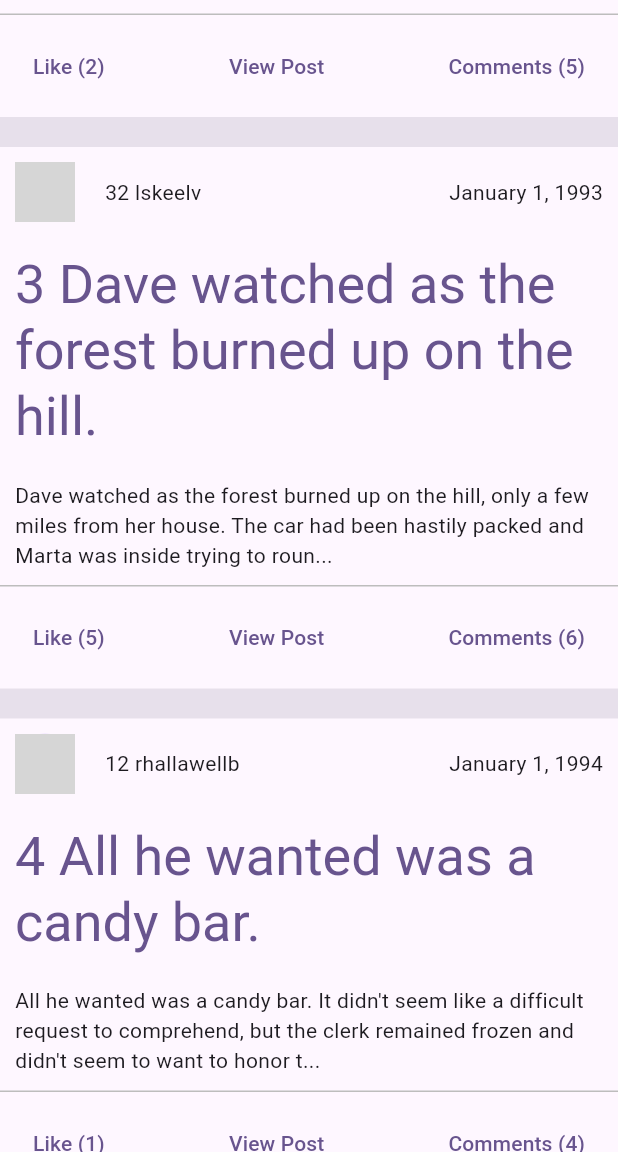
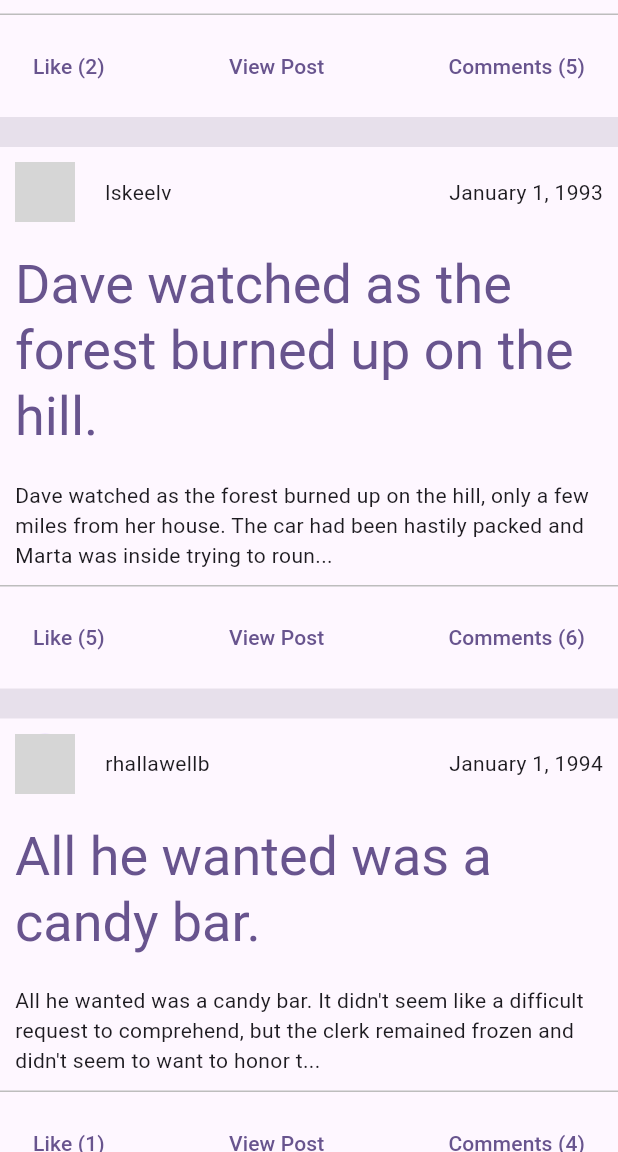
Before and after one commit to ButlerFuqua/flutter_post_feed, a Flutter app: the screen it shows after launch, scrolled down 576 dp, on a phone screen of 412 x 824 dp, the part 84-1236 px from its top. Run offline on Flutter 3.47's test engine with Material 2 defaults, Android fonts, the phone set to English and light mode, and no system bars; network calls fail; grey boxes are pictures that could not be loaded.

Commit message:
Add comment screen and post_title widget

```diff
--- a/lib/clients/post_client.dart
+++ b/lib/clients/post_client.dart
@@ -55,6 +55,10 @@ class PostClient {
     return posts;
   }
 
+  static Post getPostById(int postId) {
+    return getPosts().firstWhere((post) => post.id == postId);
+  }
+
   static List<Post> sortPosts(List<Post> unsortedPosts, var sortBy) {
     if (sortBy == SortPostsBy.none) {
       return unsortedPosts;
--- a/lib/main.dart
+++ b/lib/main.dart
@@ -28,11 +28,11 @@ class MyApp extends StatelessWidget {
         colorScheme: ColorScheme.fromSeed(seedColor: Colors.deepPurple),
         useMaterial3: true,
       ),
-      // home: const MyHomePage(title: 'Flutter Demo Home Page'),
-      initialRoute: PostFeed.routeName,
-      routes: <String, WidgetBuilder>{
-        PostFeed.routeName: (_) => const PostFeed()
-      },
+      home: const PostFeed(),
+      // initialRoute: PostFeed.routeName,
+      // routes: <String, WidgetBuilder>{
+      //   PostFeed.routeName: (_) => const PostFeed()
+      // },
     );
   }
 }
--- a/lib/widgets/comments/comment_button.dart
+++ b/lib/widgets/comments/comment_button.dart
@@ -1,11 +1,13 @@
 import 'package:flutter/material.dart';
 import 'package:flutter_post_feed/models/user_model.dart';
+import 'package:flutter_post_feed/screens/post_read.dart';
 import 'package:provider/provider.dart';
 
 class CommentButton extends StatelessWidget {
-  const CommentButton({super.key, this.commentIds});
+  const CommentButton({super.key, this.commentIds, this.postId});
 
   final commentIds;
+  final postId;
 
   @override
   Widget build(BuildContext context) {
@@ -17,8 +19,18 @@ class CommentButton extends StatelessWidget {
           : Theme.of(context).colorScheme.primary;
     }
 
+    void handlePressed() {
+      Navigator.of(context).push(
+        MaterialPageRoute(
+          builder: (context) => PostRead(
+            postId: postId,
+          ),
+        ),
+      );
+    }
+
     return TextButton(
-        onPressed: () {},
+        onPressed: handlePressed,
         child: Text(
           'Comments (${commentIds.length})',
           style: TextStyle(
--- /dev/null
+++ b/lib/widgets/common/post_title.dart
@@ -0,0 +1,20 @@
+import 'package:flutter/material.dart';
+
+class PostTitle extends StatelessWidget {
+  const PostTitle({super.key, this.titleText});
+
+  final titleText;
+
+  @override
+  Widget build(BuildContext context) {
+    final theme = Theme.of(context);
+
+    final titleStyle = theme.textTheme.displaySmall!.copyWith(
+      color: theme.colorScheme.primary,
+    );
+    return Text(
+      titleText,
+      style: titleStyle,
+    );
+  }
+}
--- a/lib/widgets/posts/post_thumbnail.dart
+++ b/lib/widgets/posts/post_thumbnail.dart
@@ -3,6 +3,7 @@ import 'package:flutter_post_feed/clients/post_client.dart';
 import 'package:flutter_post_feed/utils/post_utils.dart';
 import 'package:flutter_post_feed/utils/string_utils.dart';
 import 'package:flutter_post_feed/widgets/comments/comment_button.dart';
+import 'package:flutter_post_feed/widgets/common/post_title.dart';
 import 'package:flutter_post_feed/widgets/posts/reactions/like_button.dart';
 
 class PostThumbnail extends StatefulWidget {
@@ -34,11 +35,6 @@ class _PostThumbnailState extends State<PostThumbnail> {
     var postBody = widget.post.body;
     const double paddingSize = 10;
 
-    final theme = Theme.of(context);
-    final titleStyle = theme.textTheme.displaySmall!.copyWith(
-      color: theme.colorScheme.primary,
-    );
-
     return Container(
       color: Theme.of(context).colorScheme.surface,
       width: double.infinity,
@@ -60,8 +56,7 @@ class _PostThumbnailState extends State<PostThumbnail> {
                       width: 20,
                     ),
                     Text(
-                      // TODO remove user.id
-                      '${widget.post.user.id} ${widget.post.user.username}',
+                      widget.post.user.username,
                     ),
                   ],
                 ),
@@ -75,10 +70,8 @@ class _PostThumbnailState extends State<PostThumbnail> {
           Container(
             width: double.infinity,
             padding: const EdgeInsets.all(paddingSize),
-            child: Text(
-              // TODO remove id here
-              '${widget.post.id} $postTitle',
-              style: titleStyle,
+            child: PostTitle(
+              titleText: postTitle,
             ),
           ),
           Container(
@@ -108,6 +101,7 @@ class _PostThumbnailState extends State<PostThumbnail> {
                     )),
                 CommentButton(
                   commentIds: widget.post.comments.map((comment) => comment.id),
+                  postId: widget.post.id,
                 ),
               ],
             ),
```
Also changed, not shown: lib/screens/post_read.dart (added, +61 -0 lines).
